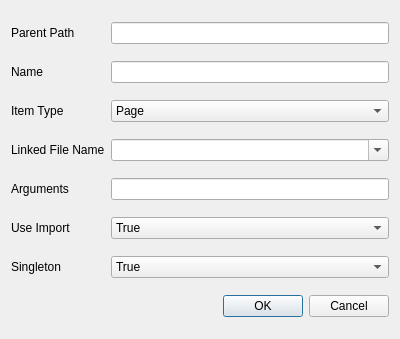
Qt form aphla/gui/Qt4Designer_files/ui_launcher_item_properties.ui (NSLS-II/aphla) before a commit.
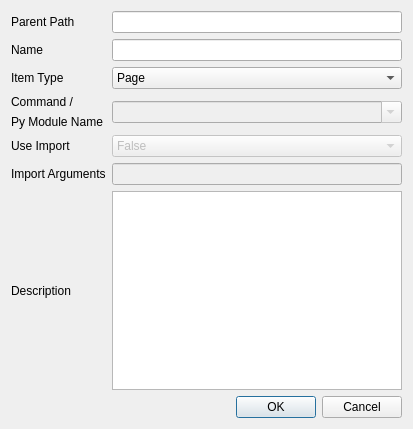
The same form after that commit.

Commit message: added description box to launcher property

Diff of the .ui file:
```diff
--- a/aphla/gui/Qt4Designer_files/ui_launcher_item_properties.ui
+++ b/aphla/gui/Qt4Designer_files/ui_launcher_item_properties.ui
@@ -6,8 +6,8 @@
    <rect>
     <x>0</x>
     <y>0</y>
-    <width>400</width>
-    <height>339</height>
+    <width>413</width>
+    <height>429</height>
    </rect>
   </property>
   <property name="windowTitle">
@@ -63,38 +63,48 @@
     </widget>
    </item>
    <item row="3" column="0">
-    <widget class="QLabel" name="label_2">
-     <property name="text">
-      <string>Linked File Name</string>
-     </property>
-    </widget>
+    <layout class="QVBoxLayout" name="verticalLayout">
+     <item>
+      <widget class="QLabel" name="label_2">
+       <property name="text">
+        <string>Command /</string>
+       </property>
+      </widget>
+     </item>
+     <item>
+      <widget class="QLabel" name="label_5">
+       <property name="text">
+        <string>Py Module Name</string>
+       </property>
+      </widget>
+     </item>
+    </layout>
    </item>
    <item row="3" column="1">
-    <widget class="QComboBox" name="comboBox_linkedFile">
+    <widget class="QComboBox" name="comboBox_command">
+     <property name="enabled">
+      <bool>false</bool>
+     </property>
      <property name="editable">
       <bool>true</bool>
      </property>
     </widget>
    </item>
    <item row="4" column="0">
-    <widget class="QLabel" name="label_3">
-     <property name="text">
-      <string>Arguments</string>
-     </property>
-    </widget>
-   </item>
-   <item row="4" column="1">
-    <widget class="QLineEdit" name="lineEdit_args"/>
-   </item>
-   <item row="5" column="0">
     <widget class="QLabel" name="label_4">
      <property name="text">
       <string>Use Import</string>
      </property>
     </widget>
    </item>
-   <item row="5" column="1">
+   <item row="4" column="1">
     <widget class="QComboBox" name="comboBox_useImport">
+     <property name="enabled">
+      <bool>false</bool>
+     </property>
+     <property name="currentIndex">
+      <number>1</number>
+     </property>
      <item>
       <property name="text">
        <string>True</string>
@@ -107,25 +117,35 @@
      </item>
     </widget>
    </item>
+   <item row="5" column="0">
+    <widget class="QLabel" name="label_3">
+     <property name="text">
+      <string>Import Arguments</string>
+     </property>
+    </widget>
+   </item>
+   <item row="5" column="1">
+    <widget class="QLineEdit" name="lineEdit_importArgs">
+     <property name="enabled">
+      <bool>false</bool>
+     </property>
+    </widget>
+   </item>
    <item row="6" column="0">
-    <widget class="QLabel" name="label_5">
+    <widget class="QLabel" name="label_8">
      <property name="text">
-      <string>Singleton</string>
+      <string>Description</string>
      </property>
     </widget>
    </item>
    <item row="6" column="1">
-    <widget class="QComboBox" name="comboBox_singleton">
-     <item>
-      <property name="text">
-       <string>True</string>
-      </property>
-     </item>
-     <item>
-      <property name="text">
-       <string>False</string>
-      </property>
-     </item>
+    <widget class="QPlainTextEdit" name="plainTextEdit_description">
+     <property name="minimumSize">
+      <size>
+       <width>0</width>
+       <height>71</height>
+      </size>
+     </property>
     </widget>
    </item>
    <item row="7" column="0" colspan="2">
```
Left out of the diff: 5 changed lines with no effect on the pictures. The commit also changes 3 other files.
